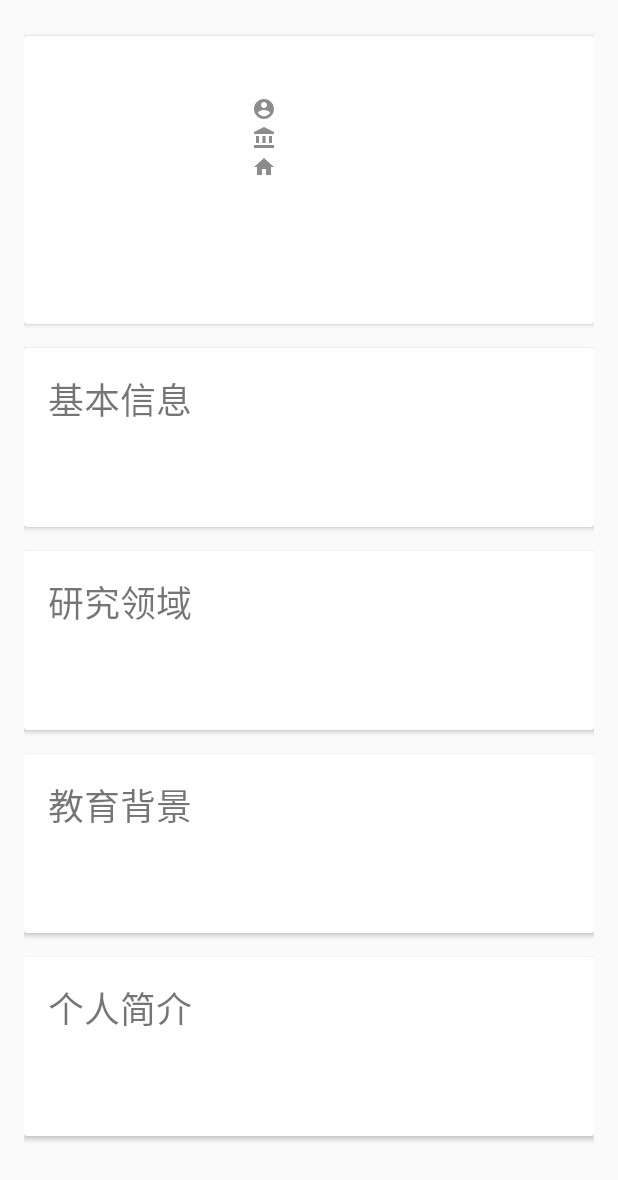
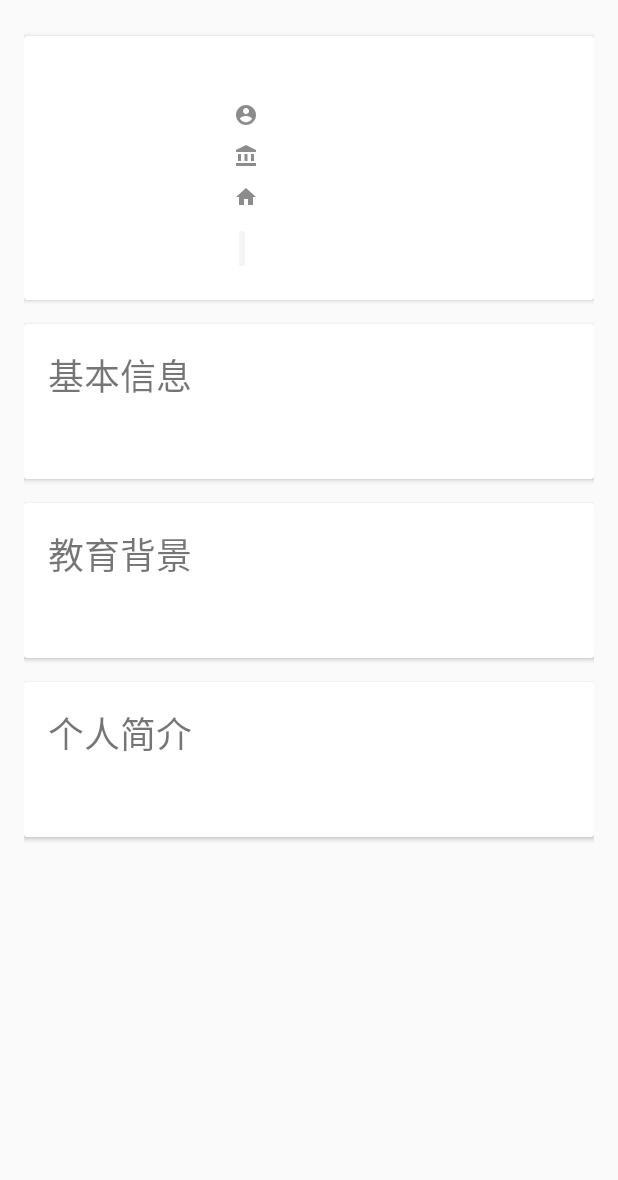
Before and after one commit to youyl/SysCOVID19, an Android app: the layout activity_scholar_detail.xml on its own in the app's theme, with its tools: preview values and no code run, on a phone screen of 412 x 824 dp. Shown: the top 1180 px of the screen. Run offline under Robolectric (Android 15) with nearby library versions, the phone set to English and light mode, and no system bars.

Commit message:
scholar tags update

```diff
--- a/app/src/main/AndroidManifest.xml
+++ b/app/src/main/AndroidManifest.xml
@@ -34,7 +34,7 @@
 
         <activity
             android:name="com.java.youyilin.MainActivity"
-            android:label="@string/title_activity_main" />
+            android:screenOrientation="portrait"/>
         <activity
             android:name="com.java.youyilin.CreateActivity"
             android:screenOrientation="portrait">
--- a/app/src/main/java/com/java/youyilin/ui/data/DataSubFragment.java
+++ b/app/src/main/java/com/java/youyilin/ui/data/DataSubFragment.java
@@ -147,7 +147,7 @@ public class DataSubFragment extends Fragment {
                     if (cellInfo.row % 2 == 0) {
                         return resources.getColor(R.color.grayPrimary);
                     }
-                    return resources.getColor(R.color.grayAccent);
+                    return resources.getColor(R.color.grayLight);
                 }
             });
             Column<String> nameColumn = new Column<>("地区", "name");
--- a/app/src/main/res/drawable/graph_corner.xml
+++ b/app/src/main/res/drawable/graph_corner.xml
@@ -2,8 +2,8 @@
 <shape xmlns:android="http://schemas.android.com/apk/res/android"
     android:shape="rectangle">
     <!-- 填充 -->
-    <solid android:color="@color/grayAccent" />
+    <solid android:color="@color/grayLight" />
     <!-- 圆角 -->
-    <corners android:radius="8dp" />
+    <corners android:radius="6dp" />
 
 </shape>
--- a/app/src/main/res/drawable/search_corner.xml
+++ b/app/src/main/res/drawable/search_corner.xml
@@ -4,7 +4,7 @@
     <!-- 边框 -->
     <stroke
         android:width="4dp"
-        android:color="@color/grayAccent" />
+        android:color="@color/grayLight" />
     <!-- 填充 -->
     <solid android:color="@android:color/white" />
     <!-- 圆角 -->
--- a/app/src/main/res/layout/activity_scholar_detail.xml
+++ b/app/src/main/res/layout/activity_scholar_detail.xml
@@ -22,8 +22,8 @@
 
                 <ImageView
                     android:id="@+id/scholar_detail_image"
-                    android:layout_width="120dp"
-                    android:layout_height="160dp"
+                    android:layout_width="108dp"
+                    android:layout_height="144dp"
                     android:layout_alignParentStart="true"
                     android:layout_marginVertical="@dimen/activity_vertical_margin"
                     android:layout_marginStart="@dimen/activity_horizontal_margin"
@@ -49,7 +49,8 @@
                         android:id="@+id/layout_datail_position"
                         android:layout_width="match_parent"
                         android:layout_height="wrap_content"
-                        android:orientation="horizontal">
+                        android:orientation="horizontal"
+                        android:layout_marginVertical="4dp">
 
                         <ImageView
                             android:id="@+id/scholar_detail_position_image"
@@ -71,7 +72,8 @@
                     <RelativeLayout
                         android:layout_width="match_parent"
                         android:layout_height="wrap_content"
-                        android:orientation="horizontal">
+                        android:orientation="horizontal"
+                        android:layout_marginVertical="4dp">
 
                         <ImageView
                             android:id="@+id/scholar_detail_affiliation_image"
@@ -94,7 +96,8 @@
                         android:id="@+id/layout_detail_homepage"
                         android:layout_width="match_parent"
                         android:layout_height="wrap_content"
-                        android:orientation="horizontal">
+                        android:orientation="horizontal"
+                        android:layout_marginVertical="4dp">
 
                         <ImageView
                             android:id="@+id/scholar_detail_homepage_image"
@@ -106,11 +109,68 @@
                         </ImageView>
 
                         <TextView
-                            android:id="@+id/scholar_detail_homepage"
+                            android:id="@+id/scholar_homepage"
                             android:layout_width="wrap_content"
                             android:layout_height="wrap_content"
                             android:layout_toEndOf="@+id/scholar_detail_homepage_image">
                         </TextView>
+                    </RelativeLayout>
+
+                    <RelativeLayout
+                        android:layout_width="match_parent"
+                        android:layout_height="wrap_content"
+                        android:id="@+id/layout_tags"
+                        android:layout_marginVertical="4dp">
+
+                        <TextView
+                            android:id="@+id/tag_1"
+                            android:layout_width="wrap_content"
+                            android:layout_height="wrap_content"
+                            android:layout_margin="3dp"
+                            android:padding="2dp"
+                            android:background="@drawable/graph_corner"
+                            android:layout_alignParentStart="true"
+                            android:layout_alignParentTop="true"></TextView>
+
+                        <TextView
+                            android:id="@+id/tag_2"
+                            android:layout_width="wrap_content"
+                            android:layout_height="wrap_content"
+                            android:layout_margin="3dp"
+                            android:padding="2dp"
+                            android:background="@drawable/graph_corner"></TextView>
+
+                        <TextView
+                            android:id="@+id/tag_3"
+                            android:layout_width="wrap_content"
+                            android:layout_height="wrap_content"
+                            android:layout_margin="3dp"
+                            android:padding="2dp"
+                            android:background="@drawable/graph_corner"></TextView>
+
+                        <TextView
+                            android:id="@+id/tag_4"
+                            android:layout_width="wrap_content"
+                            android:layout_height="wrap_content"
+                            android:layout_margin="3dp"
+                            android:padding="2dp"
+                            android:background="@drawable/graph_corner"></TextView>
+
+                        <TextView
+                            android:id="@+id/tag_5"
+                            android:layout_width="wrap_content"
+                            android:layout_height="wrap_content"
+                            android:layout_margin="3dp"
+                            android:padding="2dp"
+                            android:background="@drawable/graph_corner"></TextView>
+
+                        <TextView
+                            android:id="@+id/tag_6"
+                            android:layout_width="wrap_content"
+                            android:layout_height="wrap_content"
+                            android:layout_margin="3dp"
+                            android:padding="2dp"
+                            android:background="@drawable/graph_corner"></TextView>
                     </RelativeLayout>
                 </LinearLayout>
             </RelativeLayout>
@@ -132,40 +192,12 @@
                     android:layout_height="wrap_content"
                     android:text="基本信息"
                     android:textSize="24sp"
-                    android:layout_margin="@dimen/activity_horizontal_margin">
+                    android:layout_marginHorizontal="@dimen/activity_horizontal_margin"
+                    android:layout_marginTop="@dimen/activity_vertical_margin">
                 </TextView>
 
                 <TextView
                     android:id="@+id/scholar_detail_profile"
-                    android:layout_width="match_parent"
-                    android:layout_height="wrap_content"
-                    android:layout_margin="@dimen/activity_horizontal_margin">
-                </TextView>
-            </LinearLayout>
-        </androidx.cardview.widget.CardView>
-
-        <androidx.cardview.widget.CardView
-            android:id="@+id/layout_research"
-            android:layout_width="match_parent"
-            android:layout_height="wrap_content"
-            app:cardBackgroundColor="@color/white"
-            android:layout_marginVertical="8dp">
-
-            <LinearLayout
-                android:layout_width="match_parent"
-                android:layout_height="match_parent"
-                android:orientation="vertical">
-
-                <TextView
-                    android:layout_width="match_parent"
-                    android:layout_height="wrap_content"
-                    android:text="研究领域"
-                    android:textSize="24sp"
-                    android:layout_margin="@dimen/activity_horizontal_margin">
-                </TextView>
-
-                <TextView
-                    android:id="@+id/scholar_detail_research"
                     android:layout_width="match_parent"
                     android:layout_height="wrap_content"
                     android:layout_margin="@dimen/activity_horizontal_margin">
@@ -190,7 +222,8 @@
                     android:layout_height="wrap_content"
                     android:text="教育背景"
                     android:textSize="24sp"
-                    android:layout_margin="@dimen/activity_horizontal_margin">
+                    android:layout_marginHorizontal="@dimen/activity_horizontal_margin"
+                    android:layout_marginTop="@dimen/activity_vertical_margin">>
                 </TextView>
 
                 <TextView
@@ -219,7 +252,8 @@
                     android:layout_height="wrap_content"
                     android:text="个人简介"
                     android:textSize="24sp"
-                    android:layout_margin="@dimen/activity_horizontal_margin">
+                    android:layout_marginHorizontal="@dimen/activity_horizontal_margin"
+                    android:layout_marginTop="@dimen/activity_vertical_margin">>
                 </TextView>
 
                 <TextView
--- a/app/src/main/res/layout/recycler_button.xml
+++ b/app/src/main/res/layout/recycler_button.xml
@@ -8,7 +8,7 @@
         android:id="@+id/recycler_button"
         android:layout_width="wrap_content"
         android:layout_height="wrap_content"
-        android:background="@color/grayAccent"
+        android:background="@color/grayLight"
         android:layout_gravity="center_horizontal"
         android:minHeight="0dp"
         android:paddingHorizontal="8dp"
--- a/app/src/main/res/layout/recycler_sub_graph.xml
+++ b/app/src/main/res/layout/recycler_sub_graph.xml
@@ -3,7 +3,7 @@
     android:layout_width="match_parent"
     android:layout_height="wrap_content"
     xmlns:app="http://schemas.android.com/apk/res-auto"
-    app:cardBackgroundColor="@color/grayAccent"
+    app:cardBackgroundColor="@color/grayLight"
     android:layout_marginVertical="6dp"
     app:cardCornerRadius="8dp">
 
--- a/app/src/main/res/values/colors.xml
+++ b/app/src/main/res/values/colors.xml
@@ -3,8 +3,8 @@
     <color name="colorPrimary">#6200EE</color>
     <color name="colorPrimaryDark">#3700B3</color>
     <color name="colorNewsTab">#106200EE</color>
-    <color name="colorAccent">#8003DAC5</color>
+    <color name="colorAccent">#C03CC48D</color>
     <color name="grayPrimary">#DDDDDD</color>
-    <color name="grayAccent">#EEEEEE</color>
+    <color name="grayLight">#F4F4F4</color>
     <color name="white">#FFFFFF</color>
 </resources>
```
Also changed, not shown: app/src/main/java/com/java/youyilin/ui/scholar/ScholarDetail.java (+37 -12 lines), app/src/main/res/layout/recycler_scholar.xml (+16 -12 lines).
